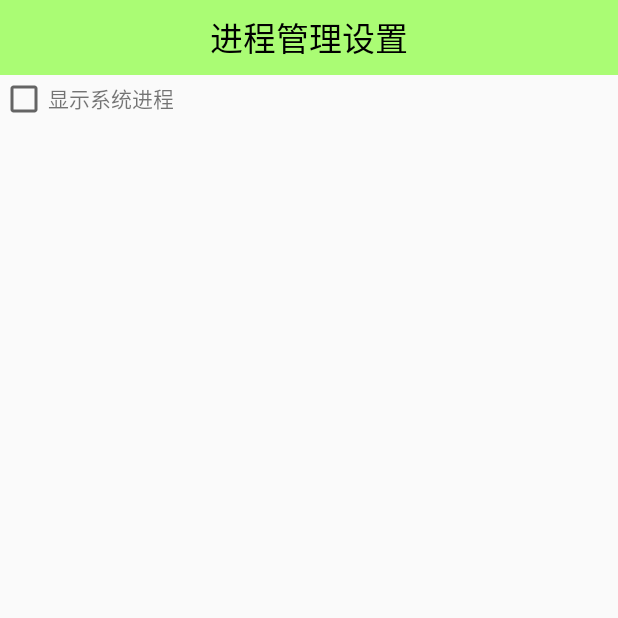
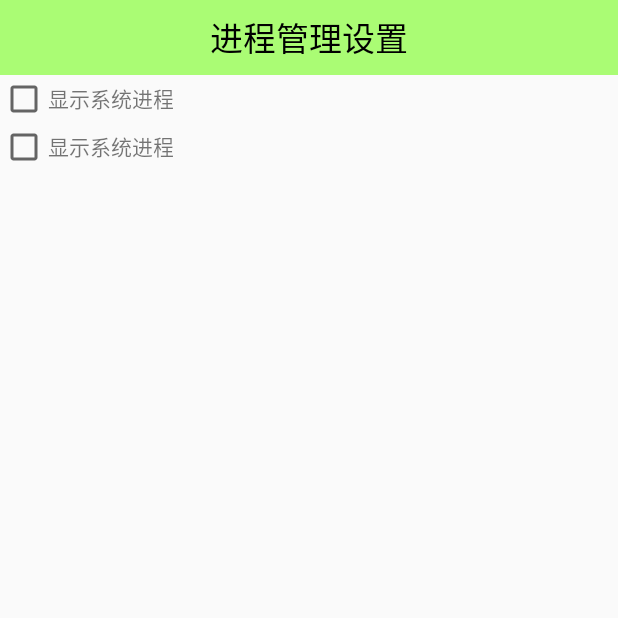
Before and after one commit to ios123developer/MobileSafe, an Android app: the TaskManagerSettingActivity screen opened directly, with no data from a screen before it, on a phone screen of 412 x 824 dp, the top half of it. Run offline under Robolectric (Android 15) with nearby library versions, the phone set to English and light mode, and no system bars.

Commit message:
进程管理

```diff
--- a/app/src/main/java/com/szzgkon/mobilesafe/activity/TaskManagerSettingActivity.java
+++ b/app/src/main/java/com/szzgkon/mobilesafe/activity/TaskManagerSettingActivity.java
@@ -1,5 +1,6 @@
 package com.szzgkon.mobilesafe.activity;
 
+import android.content.Intent;
 import android.content.SharedPreferences;
 import android.os.Bundle;
 import android.support.v7.app.AppCompatActivity;
@@ -7,6 +8,8 @@ import android.widget.CheckBox;
 import android.widget.CompoundButton;
 
 import com.szzgkon.mobilesafe.R;
+import com.szzgkon.mobilesafe.service.KillProcessService;
+import com.szzgkon.mobilesafe.utils.ServiceStatusUtils;
 import com.szzgkon.mobilesafe.utils.SharedPreferensUtils;
 
 /**
@@ -31,6 +34,7 @@ import com.szzgkon.mobilesafe.utils.SharedPreferensUtils;
 public class TaskManagerSettingActivity extends AppCompatActivity {
 
     private SharedPreferences sp;
+    private CheckBox cb_status_kill_process;
 
     @Override
     protected void onCreate(Bundle savedInstanceState) {
@@ -54,5 +58,35 @@ public class TaskManagerSettingActivity extends AppCompatActivity {
                 }
             }
         });
+
+        //定时清理进程
+        cb_status_kill_process = (CheckBox) findViewById(R.id.cb_status_kill_process);
+
+        final Intent intent = new Intent(this, KillProcessService.class);
+
+
+        cb_status_kill_process.setOnCheckedChangeListener(new CompoundButton.OnCheckedChangeListener() {
+            @Override
+            public void onCheckedChanged(CompoundButton buttonView, boolean isChecked) {
+                if(isChecked){
+
+                    startService(intent);
+                }else {
+                    stopService(intent);
+                }
+            }
+        });
+
+    }
+
+    @Override
+    protected void onStart() {
+        super.onStart();
+
+        if(ServiceStatusUtils.isServiceRunning(TaskManagerSettingActivity.this,"com.szzgkon.mobilesafe.service.KillProcessService")){
+            cb_status_kill_process.setChecked(true);
+        }else {
+            cb_status_kill_process.setChecked(false);
+        }
     }
 }
--- a/app/src/main/java/com/szzgkon/mobilesafe/engine/TaskInfoParser.java
+++ b/app/src/main/java/com/szzgkon/mobilesafe/engine/TaskInfoParser.java
@@ -78,7 +78,6 @@ public class TaskInfoParser {
                 }
 
 
-                TaskInfos.add(taskInfo);
 
             } catch (Exception e) {
                 e.printStackTrace();
@@ -89,6 +88,7 @@ public class TaskInfoParser {
 
             }
 
+            TaskInfos.add(taskInfo);
 
 
         }
--- a/app/src/main/res/layout/activity_task_manager_setting.xml
+++ b/app/src/main/res/layout/activity_task_manager_setting.xml
@@ -24,4 +24,19 @@
             android:text="显示系统进程"/>
     </LinearLayout>
 
+    <LinearLayout
+        android:layout_width="match_parent"
+        android:layout_height="wrap_content"
+        android:orientation="horizontal">
+        <CheckBox
+            android:id="@+id/cb_status_kill_process"
+            android:layout_width="wrap_content"
+            android:layout_height="wrap_content" />
+        <TextView
+            android:layout_width="wrap_content"
+            android:layout_height="wrap_content"
+            android:text="显示系统进程"/>
+    </LinearLayout>
+
+
 </LinearLayout>
--- a/app/src/main/res/layout/item_task_manager.xml
+++ b/app/src/main/res/layout/item_task_manager.xml
@@ -42,7 +42,9 @@
          android:layout_marginRight="10dp"
          android:layout_alignParentRight="true"
          android:focusable="false"
-         android:clickable="false"/>
+         android:clickable="false"
+         android:checked="false"
+         android:button="@drawable/btn_check"/>
 
     </RelativeLayout>
 </LinearLayout>
```
Also changed, not shown: app/src/main/AndroidManifest.xml (+6 -1 lines), app/src/main/java/com/szzgkon/mobilesafe/activity/TaskManagerActivity.java (+20 -6 lines), app/src/main/java/com/szzgkon/mobilesafe/service/KillProcessService.java (added, +83 -0 lines), app/src/main/res/drawable/btn_check.xml (added, +9 -0 lines), app/src/main/res/drawable/btn_check_off.png (added), app/src/main/res/drawable/btn_check_on.png (added).
